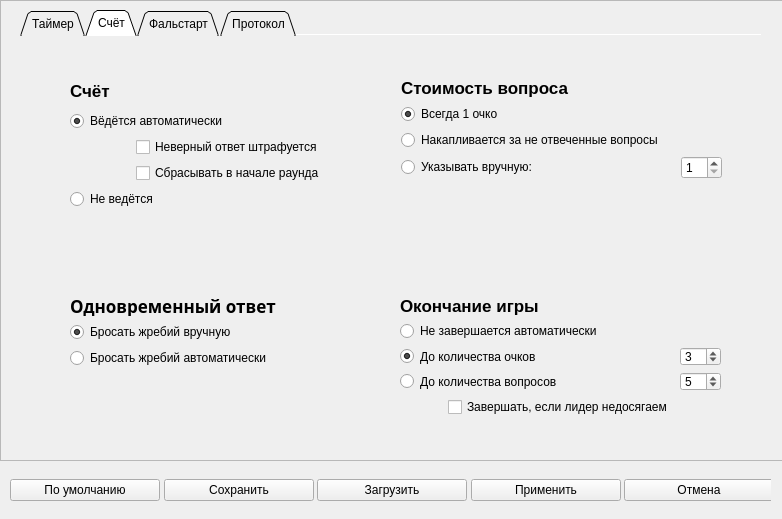
First picture: the form in app/ui/settings.ui, repository AnnushkaStark/Brain_ring_game-admin_panel-, before the edit.
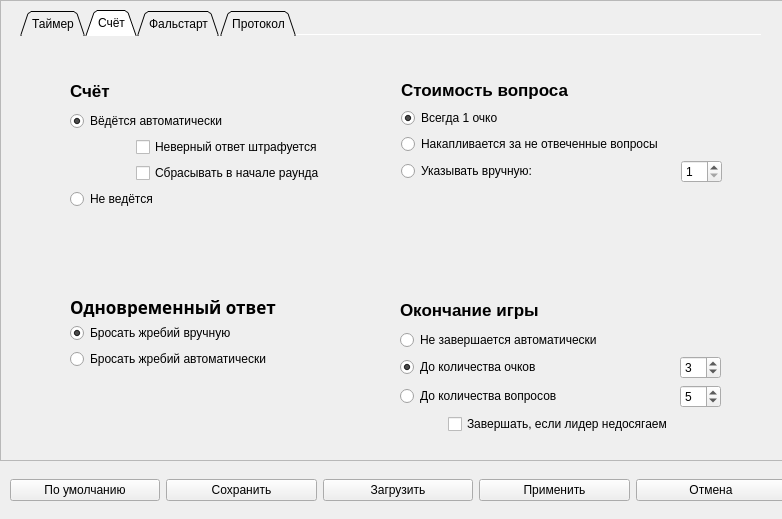
Second picture: the form after the edit. The open tabs and pages were chosen to show the change.

Commit message: Добавлены заготовки окна менеджера вопросов и окна просмтра рейтингов

Patch:
```diff
--- a/app/ui/settings.ui
+++ b/app/ui/settings.ui
@@ -375,7 +375,7 @@
         <x>380</x>
         <y>260</y>
         <width>321</width>
-        <height>121</height>
+        <height>138</height>
        </rect>
       </property>
       <layout class="QGridLayout" name="gridLayout_8">
@@ -524,7 +524,7 @@
         <x>381</x>
         <y>41</y>
         <width>321</width>
-        <height>102</height>
+        <height>106</height>
        </rect>
       </property>
       <layout class="QVBoxLayout" name="verticalLayout_2">
@@ -609,7 +609,7 @@
         <x>50</x>
         <y>260</y>
         <width>321</width>
-        <height>72</height>
+        <height>73</height>
        </rect>
       </property>
       <layout class="QVBoxLayout" name="verticalLayout">
@@ -1073,7 +1073,7 @@
     <rect>
      <x>10</x>
      <y>470</y>
-     <width>761</width>
+     <width>776</width>
      <height>41</height>
     </rect>
    </property>
```
Left out of the diff: 2 changed lines with no effect on the pictures. The commit also changes 3 other files.
